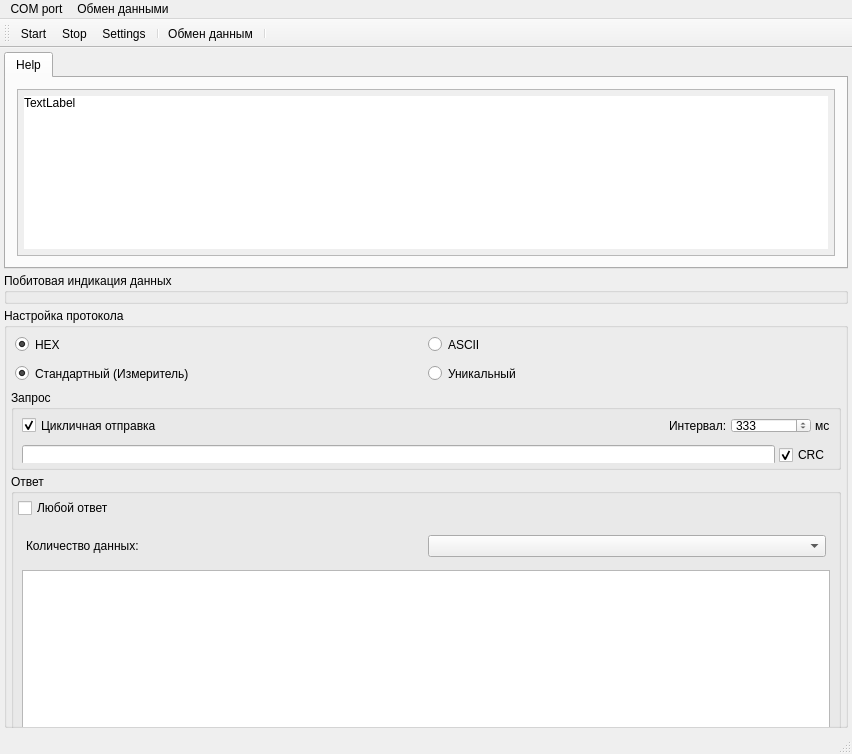
This is mainwindow.ui in Maratk1n/BoardControl as Qt 5 draws it before an edit. The edited form follows.
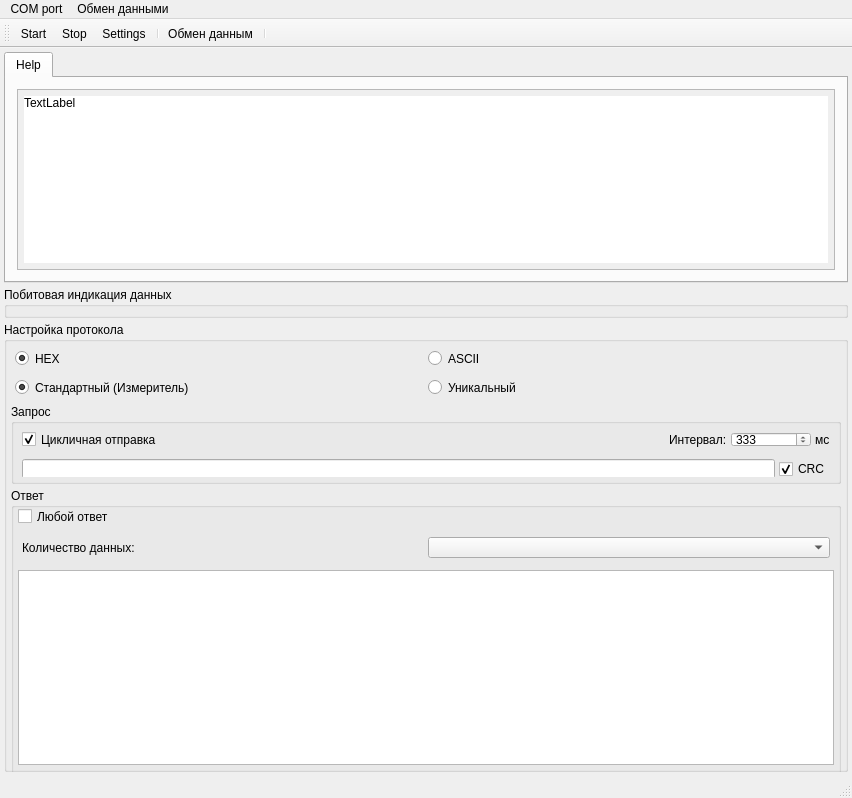
This is the edited form. Icons and pictures are not drawn.

```diff
--- a/mainwindow.ui
+++ b/mainwindow.ui
@@ -7,7 +7,7 @@
     <x>0</x>
     <y>0</y>
     <width>852</width>
-    <height>754</height>
+    <height>798</height>
    </rect>
   </property>
   <property name="windowTitle">
@@ -54,7 +54,7 @@
              <x>0</x>
              <y>0</y>
              <width>818</width>
-             <height>176</height>
+             <height>190</height>
             </rect>
            </property>
            <layout class="QGridLayout" name="gridLayout_3">
@@ -117,13 +117,13 @@
       <property name="minimumSize">
        <size>
         <width>0</width>
-        <height>420</height>
+        <height>450</height>
        </size>
       </property>
       <property name="maximumSize">
        <size>
         <width>16777215</width>
-        <height>420</height>
+        <height>450</height>
        </size>
       </property>
       <property name="title">
@@ -437,13 +437,13 @@
          <property name="minimumSize">
           <size>
            <width>0</width>
-           <height>260</height>
+           <height>290</height>
           </size>
          </property>
          <property name="maximumSize">
           <size>
            <width>16777215</width>
-           <height>260</height>
+           <height>290</height>
           </size>
          </property>
          <property name="title">
@@ -457,16 +457,28 @@
            <number>4</number>
           </property>
           <property name="topMargin">
-           <number>4</number>
+           <number>0</number>
           </property>
           <property name="rightMargin">
            <number>4</number>
           </property>
           <property name="bottomMargin">
-           <number>4</number>
+           <number>0</number>
           </property>
           <item>
            <widget class="QCheckBox" name="anyResp_chBox">
+            <property name="minimumSize">
+             <size>
+              <width>0</width>
+              <height>17</height>
+             </size>
+            </property>
+            <property name="maximumSize">
+             <size>
+              <width>16777215</width>
+              <height>17</height>
+             </size>
+            </property>
             <property name="text">
              <string>Любой ответ</string>
             </property>
@@ -476,32 +488,32 @@
            <widget class="QWidget" name="responseWidget" native="true">
             <layout class="QVBoxLayout" name="verticalLayout_5">
              <property name="spacing">
-              <number>4</number>
+              <number>0</number>
              </property>
              <property name="leftMargin">
-              <number>4</number>
+              <number>0</number>
              </property>
              <property name="topMargin">
-              <number>4</number>
+              <number>0</number>
              </property>
              <property name="rightMargin">
-              <number>4</number>
+              <number>0</number>
              </property>
              <property name="bottomMargin">
-              <number>4</number>
+              <number>0</number>
              </property>
              <item>
               <widget class="QWidget" name="widget_2" native="true">
                <property name="minimumSize">
                 <size>
                  <width>0</width>
-                 <height>40</height>
+                 <height>25</height>
                 </size>
                </property>
                <property name="maximumSize">
                 <size>
                  <width>16777215</width>
-                 <height>40</height>
+                 <height>25</height>
                 </size>
                </property>
                <layout class="QHBoxLayout" name="horizontalLayout_5">
@@ -512,7 +524,7 @@
                  <number>4</number>
                 </property>
                 <property name="topMargin">
-                 <number>4</number>
+                 <number>0</number>
                 </property>
                 <property name="rightMargin">
                  <number>4</number>
@@ -538,13 +550,13 @@
                <property name="minimumSize">
                 <size>
                  <width>0</width>
-                 <height>170</height>
+                 <height>195</height>
                 </size>
                </property>
                <property name="maximumSize">
                 <size>
                  <width>16777215</width>
-                 <height>170</height>
+                 <height>195</height>
                 </size>
                </property>
               </widget>
```
Left out of the diff: 2 changed lines with no effect on the pictures.
